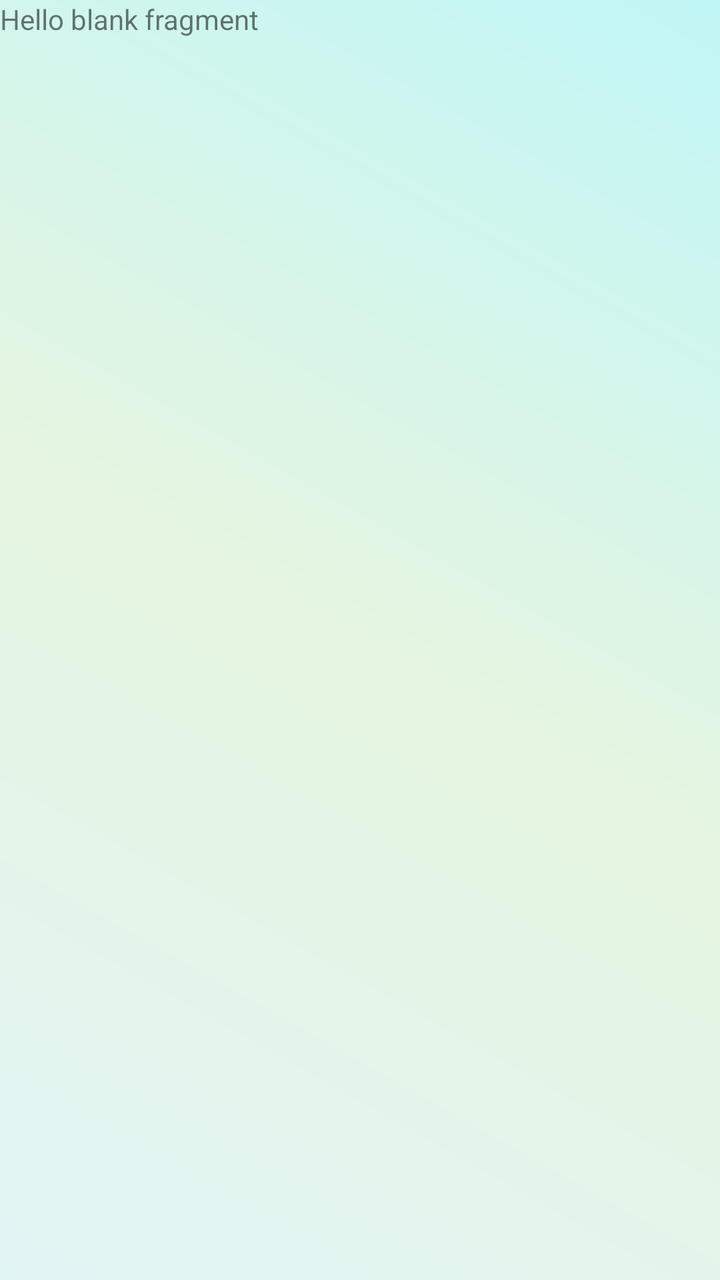
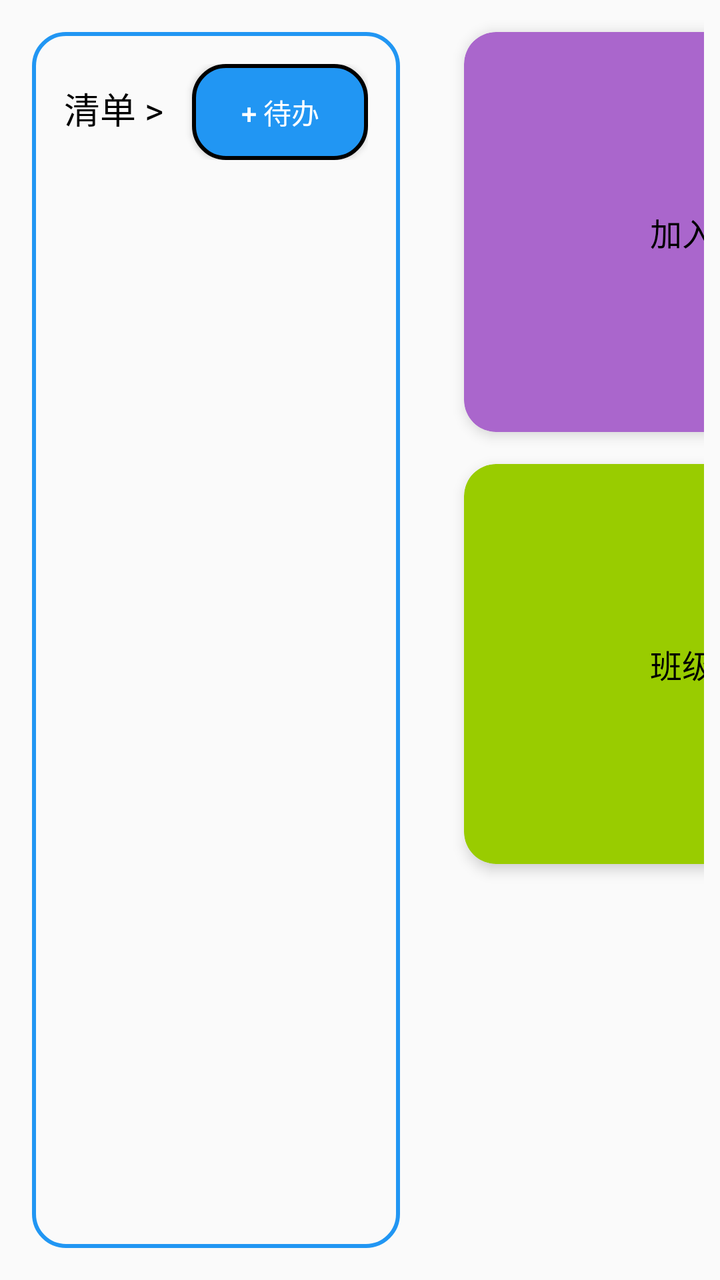

The first picture is an Android layout as it rendered before a commit; the second is the same layout after the commit. The layout source and the unified diff follow.
<!-- AndroidManifest.xml: application theme Theme.IMatesApp.FullScreen -->
<!-- res/layout/fragment_subject_biology.xml -->
<?xml version="1.0" encoding="utf-8"?>
<FrameLayout xmlns:android="http://schemas.android.com/apk/res/android"
    xmlns:tools="http://schemas.android.com/tools"
    android:layout_width="match_parent"
    android:layout_height="match_parent"
    android:background="@drawable/app_main_background"
    tools:context=".FragmentSubjectBiology">

    
    <TextView
        android:layout_width="match_parent"
        android:layout_height="match_parent"
        android:text="@string/hello_blank_fragment" />

</FrameLayout>
<!-- resources referenced by this layout -->
<resources>
  <!-- drawable app_main_background (drawable) -->
  <layer-list xmlns:android="http://schemas.android.com/apk/res/android">
      
      <item>
          <shape android:shape="rectangle">
              <gradient
                  android:startColor="#E2F5F5"
                  android:centerColor="#e5f5e0"
                  android:endColor="#C0F6F6"
                  android:type="linear"
                  android:angle="45" />
          </shape>
      </item>
  </layer-list>
  <string name="hello_blank_fragment">Hello blank fragment</string>
  <style name="Theme.IMatesApp.FullScreen" parent="Theme.AppCompat.Light.NoActionBar">
          
          <item name="android:windowFullscreen">true</item>
          
          <item name="android:windowTranslucentStatus">true</item>
          
          <item name="android:windowTranslucentNavigation">true</item>
      </style>
</resources>

<!-- the commit's change to res/layout/fragment_subject_biology.xml (unified diff, before → after) -->
@@ -1,15 +1,123 @@
 <?xml version="1.0" encoding="utf-8"?>
-<FrameLayout xmlns:android="http://schemas.android.com/apk/res/android"
-    xmlns:tools="http://schemas.android.com/tools"
-    android:layout_width="match_parent"
-    android:layout_height="match_parent"
-    android:background="@drawable/app_main_background"
-    tools:context=".FragmentSubjectBiology">
+ <androidx.constraintlayout.widget.ConstraintLayout
+    xmlns:android="http://schemas.android.com/apk/res/android"
+     xmlns:app="http://schemas.android.com/apk/res-auto"
+     android:layout_width="match_parent"
+     android:layout_height="match_parent"
+     xmlns:tools="http://schemas.android.com/tools"
+     tools:context=".FragmentSubjectBiology">
+
+    <LinearLayout
+        android:id="@+id/todo"
+        android:layout_width="0dp"
+        android:layout_height="match_parent"
+        app:layout_constraintStart_toStartOf="parent"
+        app:layout_constraintEnd_toStartOf="@+id/guideline"
+        app:layout_constraintTop_toTopOf="parent"
+        app:layout_constraintBottom_toBottomOf="parent"
+        android:layout_margin="16dp"
+        android:orientation="vertical"
+        android:background="@drawable/todo_list_bg">
+
+        
+        <LinearLayout
+            android:id="@+id/headerLayout"
+            android:layout_width="match_parent"
+            android:layout_height="wrap_content"
+            android:orientation="horizontal"
+            android:padding="16dp"
+            app:layout_constraintTop_toTopOf="parent">
+
+            <TextView
+                android:id="@+id/btnList"
+                android:layout_width="wrap_content"
+                android:layout_height="wrap_content"
+                android:text="清单 >"
+                android:textColor="@android:color/black"
+                android:textSize="18sp"/>
+
+            <Space
+                android:layout_width="0dp"
+                android:layout_height="wrap_content"
+                android:layout_weight="1"/>
+
+            <Button
+                android:id="@+id/btnAddTask"
+                android:layout_width="wrap_content"
+                android:layout_height="wrap_content"
+                android:text="+ 待办"
+                android:textColor="@android:color/white"
+                android:background="@drawable/todo_list_button_bg"/>
+        </LinearLayout>
+
+        <androidx.recyclerview.widget.RecyclerView
+            android:id="@+id/taskList"
+            android:layout_width="match_parent"
+            android:layout_height="match_parent"
+            android:layout_marginEnd="16dp" />
+
+    </LinearLayout>
+
+    <GridLayout
+            android:id="@+id/menuLayout"
+            android:columnCount="2"
+            android:rowCount="2"
+            android:padding="8dp"
+            android:layout_width="0dp"
+            android:layout_height="match_parent"
+            app:layout_constraintStart_toEndOf="@+id/guideline"
+            app:layout_constraintEnd_toEndOf="parent"
+            app:layout_constraintTop_toTopOf="parent"
+            app:layout_constraintBottom_toBottomOf="parent">
+
+            <androidx.cardview.widget.CardView
+                android:id="@+id/menuJoinClass"
+                android:backgroundTint="@android:color/holo_purple"
+                style="@style/MenuCard">
+                <TextView
+                    style="@style/MenuText"
+                    android:textColor="@color/black"
+                    android:text="加入课堂"/>
+            </androidx.cardview.widget.CardView>
+
+            <androidx.cardview.widget.CardView
+                android:id="@+id/menuHomework"
+                style="@style/MenuCard"
+                android:backgroundTint="@android:color/holo_blue_light">
+                <TextView
+                    style="@style/MenuText"
+                    android:textColor="@color/black"
+                    android:text="作业中心"/>
+            </androidx.cardview.widget.CardView>
+
+            <androidx.cardview.widget.CardView
+                android:id="@+id/menuMaterials"
+                style="@style/MenuCard"
+                android:textColor="@color/black"
+                android:backgroundTint="@android:color/holo_green_light">
+                <TextView
+                    style="@style/MenuText"
+                    android:textColor="@color/black"
+                    android:text="班级资料"/>
+            </androidx.cardview.widget.CardView>
+
+            <androidx.cardview.widget.CardView
+                android:id="@+id/menuWrongQuestions"
+                style="@style/MenuCard"
+                android:backgroundTint="@android:color/holo_orange_light">
+                <TextView
+                    style="@style/MenuText"
+                    android:textColor="@color/black"
+                    android:text="错题本"/>
+            </androidx.cardview.widget.CardView>
+
+        </GridLayout>
 
     
-    <TextView
-        android:layout_width="match_parent"
-        android:layout_height="match_parent"
-        android:text="@string/hello_blank_fragment" />
-
-</FrameLayout>
+    <androidx.constraintlayout.widget.Guideline
+        android:id="@+id/guideline"
+        android:layout_width="wrap_content"
+        android:layout_height="wrap_content"
+        android:orientation="vertical"
+        app:layout_constraintGuide_percent="0.6" />
+</androidx.constraintlayout.widget.ConstraintLayout>
<!-- resource entries referenced after the edit -->
@@ -1,20 +1,47 @@
 <!-- resources referenced by this layout -->
 <resources>
-  <!-- drawable app_main_background (drawable) -->
-  <layer-list xmlns:android="http://schemas.android.com/apk/res/android">
+  <color name="black">#FF000000</color>
+  <!-- drawable todo_list_bg (drawable) -->
+  <?xml version="1.0" encoding="utf-8"?>
+  <shape xmlns:android="http://schemas.android.com/apk/res/android"
+      android:shape="rectangle">
       
-      <item>
-          <shape android:shape="rectangle">
-              <gradient
-                  android:startColor="#E2F5F5"
-                  android:centerColor="#e5f5e0"
-                  android:endColor="#C0F6F6"
-                  android:type="linear"
-                  android:angle="45" />
-          </shape>
-      </item>
-  </layer-list>
-  <string name="hello_blank_fragment">Hello blank fragment</string>
+      <corners android:radius="16dp" />
+  
+      
+      <stroke
+          android:width="2dp"
+          android:color="#2196F3" />
+  </shape>
+  <!-- drawable todo_list_button_bg (drawable) -->
+  <?xml version="1.0" encoding="utf-8"?>
+  <shape xmlns:android="http://schemas.android.com/apk/res/android"
+      android:shape="rectangle">
+      
+      <corners android:radius="16dp" />
+  
+      
+      <solid android:color="#2196F3" />
+  
+      
+      <stroke
+          android:width="2dp"
+          android:color="#000000" />
+  </shape>
+  <style name="MenuCard">
+          <item name="android:layout_width">250dp</item>
+          <item name="android:layout_height">200dp</item>
+          <item name="android:layout_margin">8dp</item>
+          <item name="cardCornerRadius">16dp</item>
+          <item name="cardElevation">4dp</item>
+      </style>
+  <style name="MenuText">
+          <item name="android:layout_width">wrap_content</item>
+          <item name="android:layout_height">wrap_content</item>
+          <item name="android:layout_gravity">center</item>
+          <item name="android:textColor">@android:color/white</item>
+          <item name="android:textSize">16sp</item>
+      </style>
   <style name="Theme.IMatesApp.FullScreen" parent="Theme.AppCompat.Light.NoActionBar">
           
           <item name="android:windowFullscreen">true</item>
